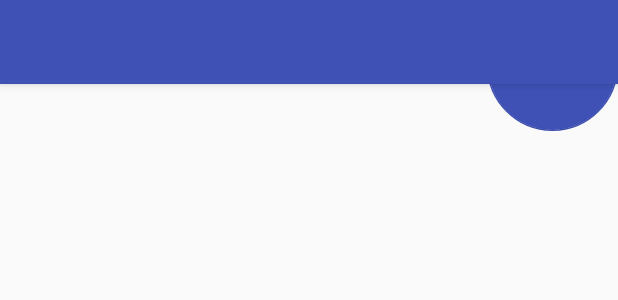
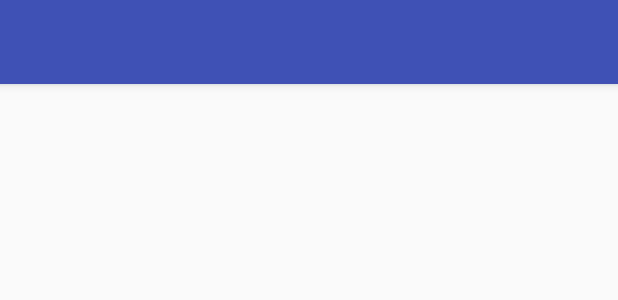
Before and after one commit to mcolinn/AppliFrais-Mobile, an Android app: the layout activity_main.xml on its own in the app's theme, with its tools: preview values and no code run, on a phone screen of 412 x 824 dp. Shown: the top 300 px of the screen. Run offline under Robolectric (Android 15) with nearby library versions, the phone set to English and light mode, and no system bars.

Commit message:
Correction des erreurs dans LoginActivity Ajout de MainActivity

```diff
--- a/app/src/main/AndroidManifest.xml
+++ b/app/src/main/AndroidManifest.xml
@@ -5,7 +5,7 @@
     <!-- To auto-complete the email text field in the login form with the user's emails -->
     <uses-permission android:name="android.permission.GET_ACCOUNTS" />
     <uses-permission android:name="android.permission.READ_PROFILE" />
-    <uses-permission android:name="android.permission.READ_CONTACTS" />
+    <!-- <uses-permission android:name="android.permission.READ_CONTACTS" /> -->
     <uses-permission android:name="android.permission.INTERNET" />
 
     <application
@@ -31,7 +31,8 @@
         <activity
             android:name=".MainActivity"
             android:label="@string/title_activity_main"
-            android:theme="@style/AppTheme.NoActionBar"></activity>
+            android:theme="@style/AppTheme.NoActionBar" />
+        <activity android:name=".ShowFraisActivity"></activity>
     </application>
 
 </manifest>
--- a/app/src/main/java/ppe_matthieu/myapplifraismobile/LoginActivity.java
+++ b/app/src/main/java/ppe_matthieu/myapplifraismobile/LoginActivity.java
@@ -133,8 +133,6 @@ public class LoginActivity extends AppCompatActivity{
                         Intent listeFiches = new Intent(getApplicationContext(), MainActivity.class);
                         listeFiches.putExtra("id", message);
                         startActivity(listeFiches);
-
-
                     }else{
                         Toast.makeText(getApplicationContext(), "Erreur: " + message, Toast.LENGTH_SHORT).show();
                     }
--- a/app/src/main/res/layout/activity_main.xml
+++ b/app/src/main/res/layout/activity_main.xml
@@ -23,18 +23,19 @@
     <include layout="@layout/content_main"
         android:id="@+id/include" />
 
-    <android.support.design.widget.FloatingActionButton
+    <!--<android.support.design.widget.FloatingActionButton
         android:id="@+id/addFraisButton"
-        android:layout_width="87dp"
-        android:layout_height="87dp"
-        android:layout_gravity="right"
+        android:layout_width="200dp"
+        android:layout_height="100dp"
+        android:layout_gravity="center"
         android:clickable="true"
         app:backgroundTint="@color/colorPrimary"
         app:elevation="0dp"
         app:fabSize="mini"
         app:layout_anchor="@+id/include"
-        app:layout_anchorGravity="top|right"
+        app:layout_anchorGravity="top"
         app:srcCompat="@drawable/add_item_icon"
-        tools:ignore="RtlHardcoded" />
+        tools:ignore="RtlHardcoded" />-->
+
 
 </android.support.design.widget.CoordinatorLayout>
--- a/app/src/main/res/layout/content_main.xml
+++ b/app/src/main/res/layout/content_main.xml
@@ -8,4 +8,41 @@
     tools:context="ppe_matthieu.myapplifraismobile.MainActivity"
     tools:showIn="@layout/activity_main">
 
+<!--
+    <Button
+        android:id="@+id/buttonAfficher"
+        android:layout_width="200dp"
+        android:layout_height="100dp"
+        android:layout_gravity="center"
+        android:elevation="0dp"
+        android:text="Afficher"
+        tools:ignore="HardcodedText"
+        tools:layout_editor_absoluteX="92dp"
+        tools:layout_editor_absoluteY="120dp" />
+
+    <Button
+        android:id="@+id/buttonAjouter"
+        android:layout_width="200dp"
+        android:layout_height="100dp"
+        android:layout_gravity="center"
+        android:text="Ajouter"
+        tools:ignore="HardcodedText"
+        tools:layout_editor_absoluteY="276dp"
+        tools:layout_editor_absoluteX="92dp" />
+        -->
+
+    <ScrollView xmlns:android="http://schemas.android.com/apk/res/android"
+        android:id="@+id/scrollView1"
+        android:layout_width="fill_parent"
+        android:layout_height="fill_parent" >
+
+        <TableLayout
+            android:layout_width="fill_parent"
+            android:stretchColumns="0"
+            android:layout_height="wrap_content"
+            android:id="@+id/idTable">
+        </TableLayout>
+
+    </ScrollView>
+
 </android.support.constraint.ConstraintLayout>
```
Also changed, not shown: app/src/main/java/ppe_matthieu/myapplifraismobile/MainActivity.java (+115 -4 lines), app/src/main/java/ppe_matthieu/myapplifraismobile/ShowFraisActivity.java (added, +13 -0 lines), app/src/main/res/drawable/button_selector.xml (added, +23 -0 lines), app/src/main/res/layout/activity_show_frais.xml (added, +9 -0 lines).
